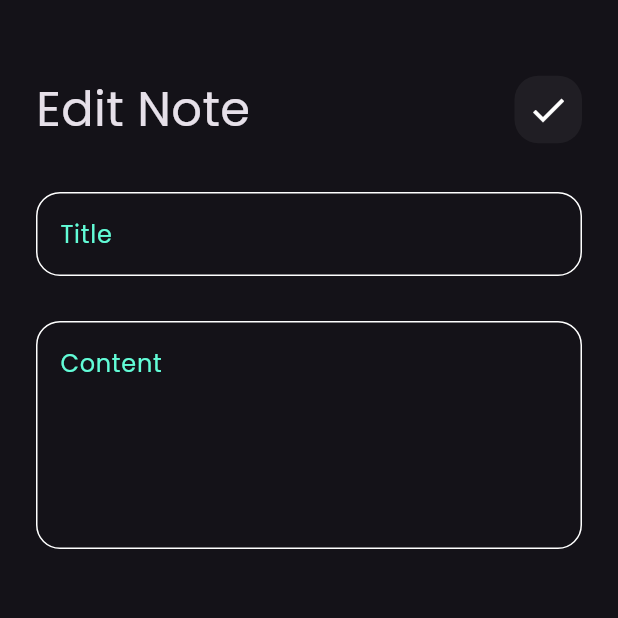
After one commit to mohamed-yaseen13/notes_app, a Flutter app: the screen it shows after launch, after a tap on "Flutter Tips", on a phone screen of 412 x 824 dp, the top half of it. The commit adds this screen. Run offline on Flutter 3.47's test engine with Material 3 defaults, Android fonts, the phone set to English and light mode, and no system bars; our stand-ins replace font_awesome_flutter.

Commit message:
create edit note view

```diff
--- a/lib/main.dart
+++ b/lib/main.dart
@@ -11,6 +11,7 @@ class NotesApp extends StatelessWidget {
   @override
   Widget build(BuildContext context) {
     return MaterialApp(
+      debugShowCheckedModeBanner: false,
       theme: ThemeData(
         brightness: Brightness.dark,
         fontFamily: 'Poppins',
--- /dev/null
+++ b/lib/views/edit_note_view.dart
@@ -0,0 +1,11 @@
+import 'package:flutter/material.dart';
+import 'package:notes_app/views/widgets/edit_note_view_body.dart';
+
+class EditNoteView extends StatelessWidget {
+  const EditNoteView({super.key});
+
+  @override
+  Widget build(BuildContext context) {
+    return Scaffold(body: const EditNoteViewBody());
+  }
+}
--- a/lib/views/widgets/custom_app_bar.dart
+++ b/lib/views/widgets/custom_app_bar.dart
@@ -2,16 +2,24 @@ import 'package:flutter/material.dart';
 import 'package:notes_app/views/widgets/custom_search_icon.dart';
 
 class CustomAppBar extends StatelessWidget {
-  const CustomAppBar({super.key});
+  const CustomAppBar({
+    super.key,
+    required this.title,
+    required this.customIcon,
+  });
+
+  final String title;
+
+  final IconData customIcon;
 
   @override
   Widget build(BuildContext context) {
-    return const Row(
+    return Row(
       mainAxisAlignment:
           MainAxisAlignment.spaceBetween,
       children: [
-        Text('Notes', style: TextStyle(fontSize: 32)),
-        CustomSearchIcon(),
+        Text(title, style: TextStyle(fontSize: 32)),
+        CustomSearchIcon(customIcon: customIcon),
       ],
     );
   }
--- a/lib/views/widgets/custom_search_icon.dart
+++ b/lib/views/widgets/custom_search_icon.dart
@@ -1,7 +1,12 @@
 import 'package:flutter/material.dart';
 
 class CustomSearchIcon extends StatelessWidget {
-  const CustomSearchIcon({super.key});
+  const CustomSearchIcon({
+    super.key,
+    required this.customIcon,
+  });
+
+  final IconData customIcon;
 
   @override
   Widget build(BuildContext context) {
@@ -12,9 +17,7 @@ class CustomSearchIcon extends StatelessWidget {
         color: Colors.white.withOpacity(0.05),
         borderRadius: BorderRadius.circular(16),
       ),
-      child: const Center(
-        child: Icon(Icons.search, size: 28),
-      ),
+      child: Center(child: Icon(customIcon, size: 28)),
     );
   }
 }
--- /dev/null
+++ b/lib/views/widgets/edit_note_view_body.dart
@@ -0,0 +1,32 @@
+import 'package:flutter/material.dart';
+import 'package:notes_app/views/widgets/custom_app_bar.dart';
+import 'package:notes_app/views/widgets/custom_text_field.dart';
+
+class EditNoteViewBody extends StatelessWidget {
+  const EditNoteViewBody({super.key});
+
+  @override
+  Widget build(BuildContext context) {
+    return Padding(
+      padding: const EdgeInsets.symmetric(
+        horizontal: 24,
+      ),
+      child: Column(
+        children: const [
+          SizedBox(height: 50),
+          CustomAppBar(
+            title: 'Edit Note',
+            customIcon: Icons.check,
+          ),
+          SizedBox(height: 32),
+          CustomTextField(hintText: "Title"),
+          SizedBox(height: 30),
+          CustomTextField(
+            hintText: 'Content',
+            maxLines: 5,
+          ),
+        ],
+      ),
+    );
+  }
+}
--- a/lib/views/widgets/note_item.dart
+++ b/lib/views/widgets/note_item.dart
@@ -1,12 +1,24 @@
 import 'package:flutter/material.dart';
 import 'package:font_awesome_flutter/font_awesome_flutter.dart';
+import 'package:notes_app/views/edit_note_view.dart';
 
 class NoteItem extends StatelessWidget {
   const NoteItem({super.key});
 
   @override
   Widget build(BuildContext context) {
-    return Container(
+    return GestureDetector(
+      onTap: () {
+        Navigator.push(
+          context,
+          MaterialPageRoute(
+            builder: (context) {
+              return EditNoteView();
+            },
+          ),
+        );
+      },
+      child: Container(
         padding: EdgeInsets.only(
           top: 24,
           bottom: 24,
@@ -35,7 +47,9 @@ class NoteItem extends StatelessWidget {
                 child: Text(
                   'Build your career with Mohamed Yaseen',
                   style: TextStyle(
-                  color: Colors.black.withOpacity(0.5),
+                    color: Colors.black.withOpacity(
+                      0.5,
+                    ),
                     fontSize: 18,
                   ),
                 ),
@@ -50,7 +64,9 @@ class NoteItem extends StatelessWidget {
               ),
             ),
             Padding(
-            padding: const EdgeInsets.only(right: 24),
+              padding: const EdgeInsets.only(
+                right: 24,
+              ),
               child: Text(
                 'May21, 2022',
                 style: TextStyle(
@@ -61,6 +77,7 @@ class NoteItem extends StatelessWidget {
             ),
           ],
         ),
+      ),
     );
   }
 }
--- a/lib/views/widgets/notes_view_body.dart
+++ b/lib/views/widgets/notes_view_body.dart
@@ -14,7 +14,10 @@ class NotesViewBody extends StatelessWidget {
       child: const Column(
         children: [
           SizedBox(height: 50),
-          CustomAppBar(),
+          CustomAppBar(
+            title: 'Notes',
+            customIcon: Icons.search,
+          ),
           Expanded(child: NotesList()),
         ],
       ),
```
Lines whose indentation alone changed are shown as unchanged.
